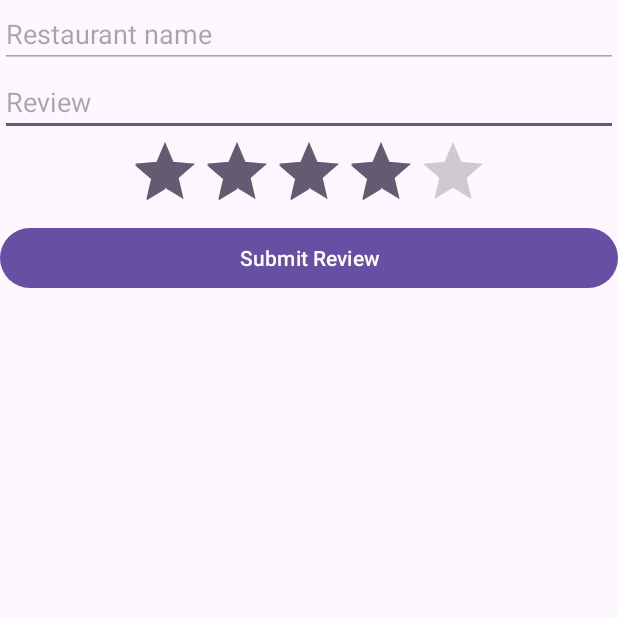
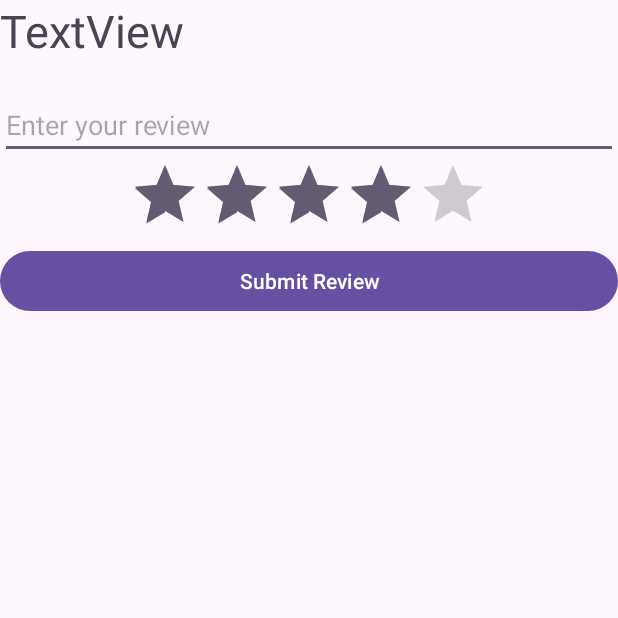
Before and after one commit to alexq1an/LocaDine, an Android app: the AddReviewActivity screen opened directly, with no data from a screen before it, on a phone screen of 412 x 824 dp, the top half of it. Run offline under Robolectric (Android 15) with nearby library versions, the phone set to English and light mode, and no system bars; our stand-ins replace Firebase (no records; nobody signed in at launch, a user with empty details on screens opened directly); 2 statements that could not run were skipped.

Commit message:
Make UI look better

```diff
--- a/app/src/main/java/com/example/locadine/AddReviewActivity.kt
+++ b/app/src/main/java/com/example/locadine/AddReviewActivity.kt
@@ -6,6 +6,7 @@ import android.os.Bundle
 import android.widget.Button
 import android.widget.EditText
 import android.widget.RatingBar
+import android.widget.TextView
 import android.widget.Toast
 import com.example.locadine.pojos.Review
 import com.google.android.gms.tasks.OnCompleteListener
@@ -16,7 +17,7 @@ import com.google.firebase.firestore.SetOptions
 import java.util.Date
 
 class AddReviewActivity : AppCompatActivity() {
-    private lateinit var restaurantName: EditText
+    private lateinit var restaurantName: TextView
     private lateinit var review: EditText
     private lateinit var ratingBar: RatingBar
     private lateinit var submitReviewButton: Button
@@ -47,9 +48,7 @@ class AddReviewActivity : AppCompatActivity() {
 
         placeID = intent.getStringExtra("PLACE_id").toString()
 
-        val restaurantName = findViewById<EditText>(R.id.restaurant_name)
-        restaurantName.setText(intent.getStringExtra("PLACE_name").toString())
-        restaurantName.isEnabled = false
+        restaurantName.text = intent.getStringExtra("PLACE_name").toString()
     }
 
     private fun submitReview() {
--- a/app/src/main/java/com/example/locadine/adapters/ReviewListAdapter.kt
+++ b/app/src/main/java/com/example/locadine/adapters/ReviewListAdapter.kt
@@ -29,7 +29,6 @@ class ReviewListAdapter(private val context: Context, private var reviewList: Li
         val rating = view.findViewById<RatingBar>(R.id.review_rating)
         val reviewerEmail = view.findViewById<TextView>(R.id.reviewer_email)
         val createdAt = view.findViewById<TextView>(R.id.review_createdAt)
-        val placeID = view.findViewById<TextView>(R.id.review_placeID)
 
         val review = reviewList[position]
         restaurantName.text = "Restaurant name: ${review.restaurantName}"
@@ -37,7 +36,6 @@ class ReviewListAdapter(private val context: Context, private var reviewList: Li
         rating.rating = review.rating.toFloat()
         reviewerEmail.text = "Reviewer: ${review.reviewerEmail}"
         createdAt.text = "Created at: ${review.createdAt}"
-        placeID.text = "Place ID: ${review.placeID}"
 
         return view
     }
--- a/app/src/main/res/layout/activity_add_review.xml
+++ b/app/src/main/res/layout/activity_add_review.xml
@@ -7,21 +7,21 @@
     android:orientation="vertical"
     tools:context=".AddReviewActivity">
 
-    <EditText
+    <TextView
         android:id="@+id/restaurant_name"
         android:layout_width="match_parent"
         android:layout_height="wrap_content"
-        android:ems="10"
-        android:hint="Restaurant name"
-        android:inputType="text" />
+        android:layout_marginBottom="20dp"
+        android:text="TextView"
+        android:textSize="30dp" />
 
     <EditText
         android:id="@+id/restaurant_review"
         android:layout_width="match_parent"
         android:layout_height="wrap_content"
         android:ems="10"
-        android:hint="Review"
-        android:inputType="text" />
+        android:hint="Enter your review"
+        android:inputType="textMultiLine" />
 
     <RatingBar
         android:id="@+id/ratingBar"
--- a/app/src/main/res/layout/activity_restaurant_details.xml
+++ b/app/src/main/res/layout/activity_restaurant_details.xml
@@ -107,7 +107,7 @@
             android:layout_width="wrap_content"
             android:layout_height="wrap_content"
             android:layout_marginTop="5dp"
-            android:text="Favourite" />
+            android:text="Save as favourite" />
 
         <Button
             android:id="@+id/navigate_button"
--- a/app/src/main/res/layout/review_item.xml
+++ b/app/src/main/res/layout/review_item.xml
@@ -9,11 +9,6 @@
         android:layout_width="match_parent"
         android:layout_height="wrap_content"
         android:text="TextView" />
-    <TextView
-        android:id = "@+id/review_placeID"
-        android:layout_width = "match_parent"
-        android:layout_height = "wrap_content"
-        android:text = "123456789" />
 
     <TextView
         android:id="@+id/review_content"
```
Also changed, not shown: app/src/main/java/com/example/locadine/RestaurantDetailsActivity.kt (+2 -9 lines).
